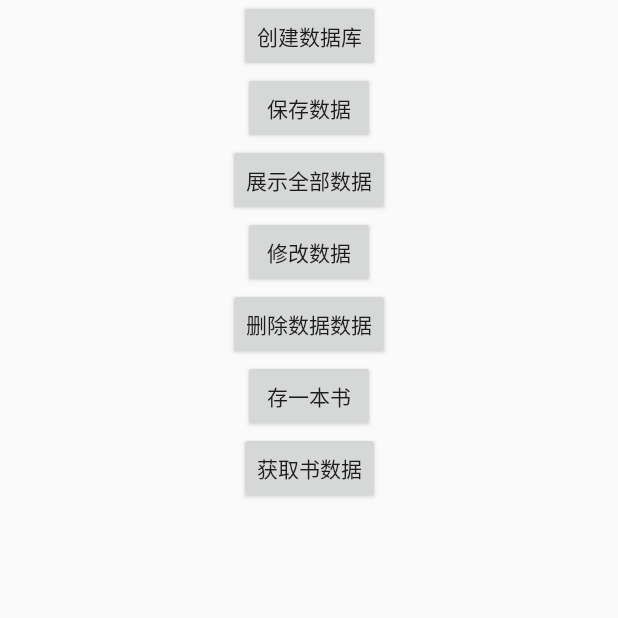
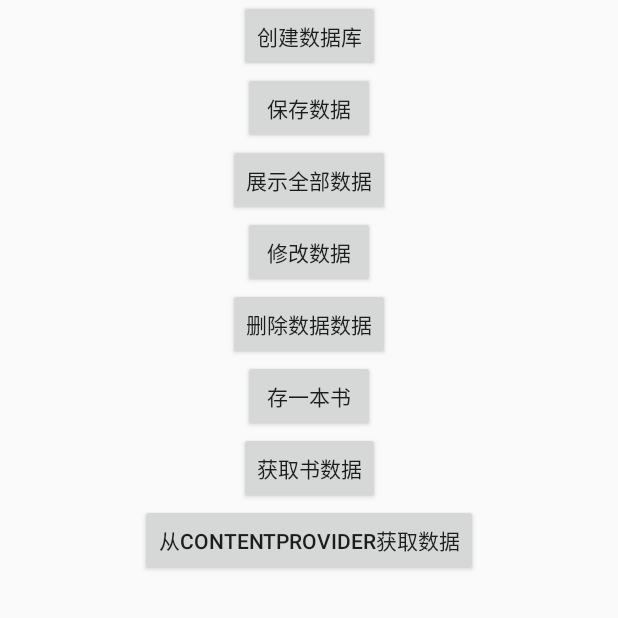
Before and after one commit to HannahNick/HannahCore, an Android app: the screen it shows after launch (SQLiteActivity), on a phone screen of 412 x 824 dp, the top half of it. Run offline under Robolectric (Android 15) with nearby library versions, the phone set to English and light mode, and no system bars; libraries missing offline, so code that uses them is left out: com.blankj.utilcode, com.facebook.stetho, com.jakewharton.retrofit2, com.liulishuo.filedownloader; 9 statements that could not run were skipped.

Commit message:
1.新增ContentProvider

```diff
--- a/app/src/main/AndroidManifest.xml
+++ b/app/src/main/AndroidManifest.xml
@@ -43,6 +43,10 @@
         <activity android:name=".ui.activity.ThirdActivity" />
         <activity android:name=".ui.activity.SecondActivity" />
         <activity android:name=".ui.activity.MainActivity"></activity>
+        <provider
+            android:authorities="com.app.androidutildemo.nick"
+            android:exported="true"
+            android:name=".provider.NickProvider"/>
     </application>
 
 </manifest>
--- a/app/src/main/java/com/app/androidutildemo/manager/DBManager.java
+++ b/app/src/main/java/com/app/androidutildemo/manager/DBManager.java
@@ -55,6 +55,10 @@ public class DBManager {
         return mBookDao;
     }
 
+    public SQLiteDatabase getSQLiteDatabase(){
+        return mSQLiteDatabase;
+    }
+
     private void showDataBase(SQLiteDatabase sqLiteDatabase){
         List<Pair<String, String>> attachedDbs = sqLiteDatabase.getAttachedDbs();
         for (int i = 0; i < attachedDbs.size(); i++) {
--- a/app/src/main/res/layout/activity_sqlite.xml
+++ b/app/src/main/res/layout/activity_sqlite.xml
@@ -71,4 +71,13 @@
         app:layout_constraintRight_toRightOf="parent"
         app:layout_constraintTop_toBottomOf="@id/btn_save_book"
         />
+    <Button
+        android:id="@+id/btn_get_content_provider"
+        android:layout_width="wrap_content"
+        android:layout_height="wrap_content"
+        android:text="从ContentProvider获取数据"
+        app:layout_constraintLeft_toLeftOf="parent"
+        app:layout_constraintRight_toRightOf="parent"
+        app:layout_constraintTop_toBottomOf="@id/btn_get_book"
+        />
 </android.support.constraint.ConstraintLayout>
```
Also changed, not shown: app/src/main/java/com/app/androidutildemo/provider/NickProvider.java (added, +64 -0 lines), app/src/main/java/com/app/androidutildemo/provider/TestContract.java (added, +27 -0 lines), app/src/main/java/com/app/androidutildemo/ui/activity/SQLiteActivity.java (+24 -3 lines).
